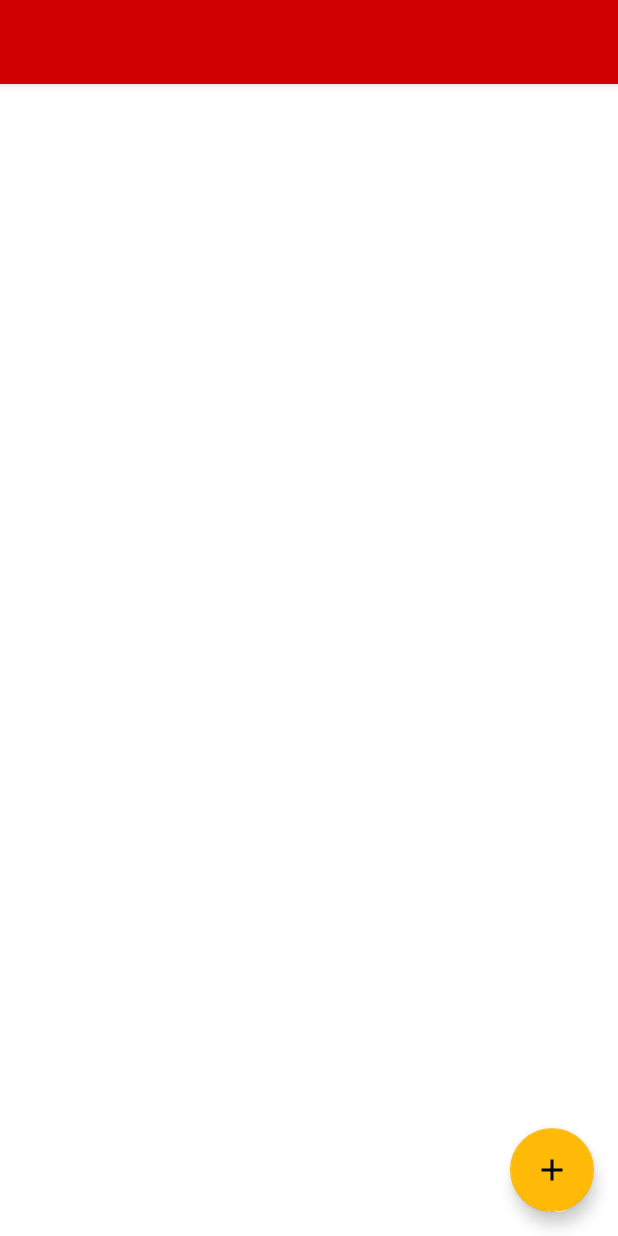
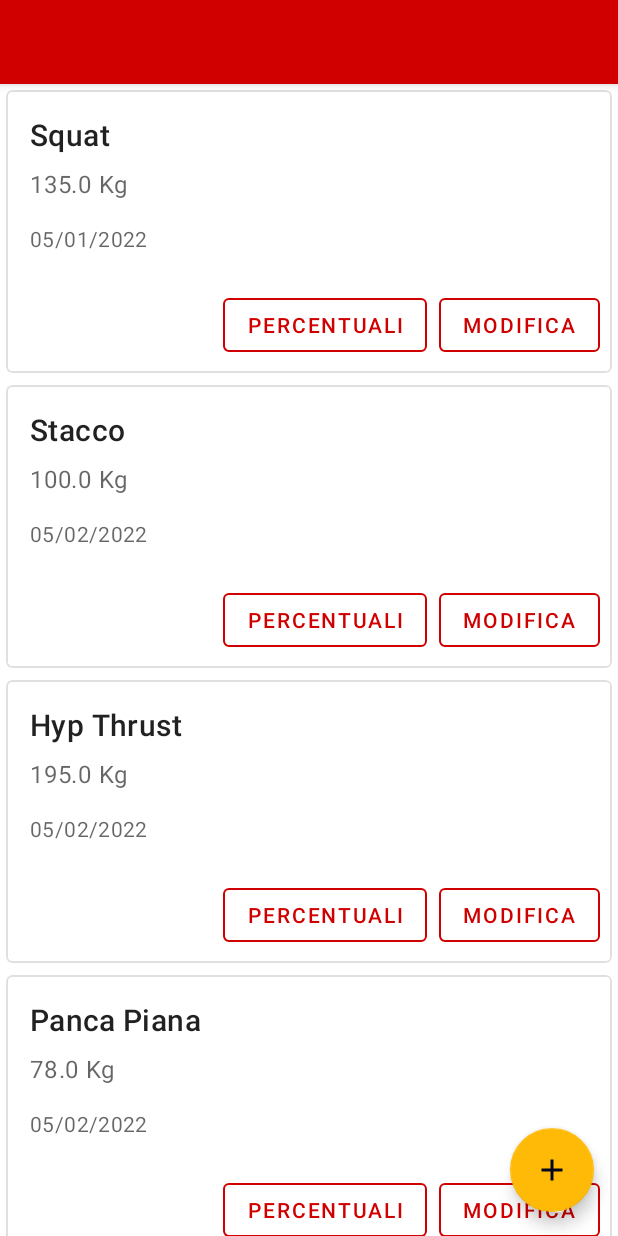
Before and after one commit to LorenzoArcidiacono/GymBud, an Android app: the MassimaliActivity screen opened directly, with no data from a screen before it, on a phone screen of 412 x 824 dp. Run offline under Robolectric (Android 15) with nearby library versions, the phone set to English and light mode, and no system bars.

Commit message:
Sistemata rec_view

```diff
--- a/app/src/main/java/com/github/arci0066/gymbud/MassimaliActivity.java
+++ b/app/src/main/java/com/github/arci0066/gymbud/MassimaliActivity.java
@@ -1,14 +1,55 @@
 package com.github.arci0066.gymbud;
 
 import androidx.appcompat.app.AppCompatActivity;
+import androidx.recyclerview.widget.GridLayoutManager;
+import androidx.recyclerview.widget.RecyclerView;
 
 import android.os.Bundle;
 
+import com.google.android.material.floatingactionbutton.FloatingActionButton;
+
+import java.util.ArrayList;
+import java.util.List;
+
 public class MassimaliActivity extends AppCompatActivity {
+    private List<MassimaliCard> massimaliCards = new ArrayList<>();
 
     @Override
     protected void onCreate(Bundle savedInstanceState) {
         super.onCreate(savedInstanceState);
         setContentView(R.layout.activity_massimali);
+        FloatingActionButton fab = findViewById(R.id.massimali_activity_fab);
+
+        RecyclerView rv = (RecyclerView)findViewById(R.id.massimali_rv);
+        rv.setHasFixedSize(true);
+
+        GridLayoutManager glm = new GridLayoutManager(this,1);
+        rv.setLayoutManager(glm);
+
+        initializeMassimaliCard();
+        RVAdapter adapter = new RVAdapter(massimaliCards);
+        rv.setAdapter(adapter);
+
+        // todo sistemare togliendo la new
+        // Fab hide/show on motion detected
+        rv.addOnScrollListener(new RecyclerView.OnScrollListener(){
+            @Override
+            public void onScrolled(RecyclerView recyclerView, int dx, int dy){
+                if (dy > 0)
+                    fab.hide();
+                else if (dy < 0)
+                    fab.show();
+            }
+        });
+
+
+    }
+
+    private void initializeMassimaliCard() {
+        massimaliCards.add(new MassimaliCard("Squat",135,"05/01/2022"));
+        massimaliCards.add(new MassimaliCard("Stacco",100,"05/02/2022"));
+        massimaliCards.add(new MassimaliCard("Hyp Thrust",195,"05/02/2022"));
+        massimaliCards.add(new MassimaliCard("Panca Piana",78,"05/02/2022"));
+        massimaliCards.add(new MassimaliCard("Military Press",50,"05/02/2022"));
     }
 }
--- /dev/null
+++ b/app/src/main/java/com/github/arci0066/gymbud/MassimaliCard.java
@@ -0,0 +1,27 @@
+package com.github.arci0066.gymbud;
+
+import java.util.Date;
+
+public class MassimaliCard {
+    private String exercise;
+    private Float maxWeight;
+    private String date;
+
+    public MassimaliCard(String exercise, float maxWeight, String date) {
+        this.exercise = exercise;
+        this.maxWeight = maxWeight;
+        this.date = date;
+    }
+
+    public String getExercise() {
+        return exercise;
+    }
+
+    public String getMaxWeight() {
+        return maxWeight.toString() + " Kg";
+    }
+
+    public String getDate() {
+        return date;
+    }
+}
--- /dev/null
+++ b/app/src/main/java/com/github/arci0066/gymbud/RVAdapter.java
@@ -0,0 +1,63 @@
+package com.github.arci0066.gymbud;
+
+import android.view.LayoutInflater;
+import android.view.View;
+import android.view.ViewGroup;
+import android.widget.TextView;
+
+import androidx.annotation.NonNull;
+import androidx.cardview.widget.CardView;
+import androidx.recyclerview.widget.RecyclerView;
+
+import java.util.List;
+
+public class RVAdapter extends RecyclerView.Adapter<RVAdapter.CardViewHolder>{
+
+    List<MassimaliCard> massimaliCards;
+
+    public RVAdapter(List<MassimaliCard> massimaliCards) {
+        this.massimaliCards = massimaliCards;
+    }
+
+    @NonNull
+    @Override
+    public CardViewHolder onCreateViewHolder(@NonNull ViewGroup parent, int viewType) {
+        View v = LayoutInflater.from(parent.getContext()).inflate(R.layout.massimali_card, parent, false);
+        CardViewHolder cvh = new CardViewHolder(v);
+        return cvh;
+    }
+
+    @Override
+    public void onBindViewHolder(@NonNull CardViewHolder holder, int position) {
+        holder.exercise.setText(massimaliCards.get(position).getExercise());
+        holder.maxWeight.setText(massimaliCards.get(position).getMaxWeight());
+        holder.date.setText(massimaliCards.get(position).getDate());
+
+    }
+
+    @Override
+    public void onAttachedToRecyclerView(RecyclerView recyclerView) {
+        super.onAttachedToRecyclerView(recyclerView);
+    }
+
+    @Override
+    public int getItemCount() {
+        return massimaliCards.size();
+    }
+
+    public static class CardViewHolder extends RecyclerView.ViewHolder{
+        CardView cv;
+        TextView exercise;
+        TextView maxWeight;
+        TextView date;
+
+        public CardViewHolder(@NonNull View itemView) {
+            super(itemView);
+            cv = itemView.findViewById(R.id.massimale_card);
+            exercise = itemView.findViewById(R.id.massimale_exercise_txt);
+            maxWeight = itemView.findViewById(R.id.massimale_weight_txt);
+            date = itemView.findViewById(R.id.massimale_data_txt);
+
+        }
+    }
+}
--- a/app/src/main/java/com/github/arci0066/gymbud/activity_percentuali.java
+++ b/app/src/main/java/com/github/arci0066/gymbud/activity_percentuali.java
@@ -4,6 +4,7 @@ import android.content.Context;
 import android.os.Bundle;
 import android.view.View;
 import android.view.inputmethod.InputMethodManager;
+import android.widget.Button;
 import android.widget.EditText;
 import android.widget.TextView;
 
@@ -18,8 +19,8 @@ public class activity_percentuali extends AppCompatActivity implements View.OnCl
     protected void onCreate(Bundle savedInstanceState) {
         super.onCreate(savedInstanceState);
         setContentView(R.layout.activity_percentuali);
-        FloatingActionButton fab = findViewById(R.id.percentuali_fab);
-        fab.setOnClickListener(this);
+        Button btn = findViewById(R.id.percentuali_btn);
+        btn.setOnClickListener(this);
     }
 
     @Override
--- a/app/src/main/res/layout/activity_dischi.xml
+++ b/app/src/main/res/layout/activity_dischi.xml
@@ -73,7 +73,8 @@
     <!-- Button -->
     <com.google.android.material.button.MaterialButton
         android:id="@+id/calculate_dischi_button"
-        style="@style/Widget.MaterialComponents.Button.TextButton"
+        style="@style/Widget.MaterialComponents.Button.OutlinedButton"
+        app:strokeColor="@color/primary_red"
 
         android:layout_width="wrap_content"
         android:layout_height="wrap_content"
@@ -84,7 +85,8 @@
 
     <com.google.android.material.button.MaterialButton
         android:id="@+id/choose_dischi_button"
-        style="@style/Widget.MaterialComponents.Button.TextButton"
+        style="@style/Widget.MaterialComponents.Button.OutlinedButton"
+        app:strokeColor="@color/primary_red"
 
         android:layout_width="wrap_content"
         android:layout_height="wrap_content"
--- a/app/src/main/res/layout/activity_massimali.xml
+++ b/app/src/main/res/layout/activity_massimali.xml
@@ -9,6 +9,7 @@
     <com.google.android.material.floatingactionbutton.FloatingActionButton
         android:layout_width="wrap_content"
         android:layout_height="wrap_content"
+        android:id="@+id/massimali_activity_fab"
         android:layout_margin="16dp"
         android:src="@drawable/ic_baseline_add_24"
         app:layout_constraintBottom_toBottomOf="parent"
@@ -16,6 +17,8 @@
 
     <androidx.recyclerview.widget.RecyclerView
         android:layout_width="match_parent"
-        android:layout_height="match_parent"/>
+        android:layout_height="match_parent"
+        android:id="@+id/massimali_rv"
+        />
 
 </androidx.constraintlayout.widget.ConstraintLayout>
--- a/app/src/main/res/layout/massimali_card.xml
+++ b/app/src/main/res/layout/massimali_card.xml
@@ -1,19 +1,19 @@
 <?xml version="1.0" encoding="utf-8"?>
 <androidx.constraintlayout.widget.ConstraintLayout xmlns:android="http://schemas.android.com/apk/res/android"
     android:layout_width="match_parent"
-    android:layout_height="match_parent"
+    android:layout_height="wrap_content"
+    android:layout_margin="4dp"
     xmlns:app="http://schemas.android.com/apk/res-auto">
     <com.google.android.material.card.MaterialCardView
-        android:id="@+id/card"
-        android:layout_width="wrap_content"
+        android:id="@+id/massimale_card"
+        android:layout_width="match_parent"
         android:layout_height="wrap_content"
-        android:layout_margin="8dp"
         app:strokeWidth="1dp"
-        app:strokeColor="@color/black_1"
+        app:strokeColor="@color/material_on_surface_stroke"
         app:cardElevation="0dp">
 
         <LinearLayout
-            android:layout_width="wrap_content"
+            android:layout_width="match_parent"
             android:layout_height="wrap_content"
             android:orientation="vertical">
 
@@ -24,21 +24,25 @@
                 android:padding="16dp">
 
                 <!-- Title, secondary and supporting text -->
+
                 <TextView
+                    android:id="@+id/massimale_exercise_txt"
                     android:layout_width="wrap_content"
                     android:layout_height="wrap_content"
                     android:text="title"
-                    android:textAppearance="?attr/textAppearanceHeadline6"
-                    />
+                    android:textAppearance="?attr/textAppearanceHeadline6" />
+
                 <TextView
+                    android:id="@+id/massimale_weight_txt"
                     android:layout_width="wrap_content"
                     android:layout_height="wrap_content"
                     android:layout_marginTop="8dp"
                     android:text="valore Kg"
-                    android:textAppearance="?attr/textAppearanceBody2"
-                    android:textColor="?android:attr/textColorSecondary"
-                    />
+                    android:textAppearance="?attr/textAppearanceBody1"
+                    android:textColor="?android:attr/textColorSecondary" />
+
                 <TextView
+                    android:id="@+id/massimale_data_txt"
                     android:layout_width="wrap_content"
                     android:layout_height="wrap_content"
                     android:layout_marginTop="16dp"
@@ -51,22 +55,25 @@
 
             <!-- Buttons -->
             <LinearLayout
-                android:layout_width="wrap_content"
+                android:layout_width="match_parent"
                 android:layout_height="wrap_content"
                 android:layout_margin="8dp"
-                android:orientation="horizontal">
+                android:orientation="horizontal"
+                android:gravity="end">
                 <com.google.android.material.button.MaterialButton
                     android:layout_width="wrap_content"
                     android:layout_height="wrap_content"
                     android:layout_marginEnd="8dp"
                     android:text="percentuali"
-                    style="?attr/borderlessButtonStyle"
+                    style="@style/Widget.MaterialComponents.Button.OutlinedButton"
+                    app:strokeColor="@color/primary_red"
                     />
                 <com.google.android.material.button.MaterialButton
                     android:layout_width="wrap_content"
                     android:layout_height="wrap_content"
                     android:text="modifica"
-                    style="?attr/borderlessButtonStyle"
+                    style="@style/Widget.MaterialComponents.Button.OutlinedButton"
+                    app:strokeColor="@color/primary_red"
                     />
             </LinearLayout>
 
```
Also changed, not shown: app/src/main/res/layout/activity_main.xml (+13 -5 lines), app/src/main/res/layout/activity_percentuali.xml (+13 -6 lines).
